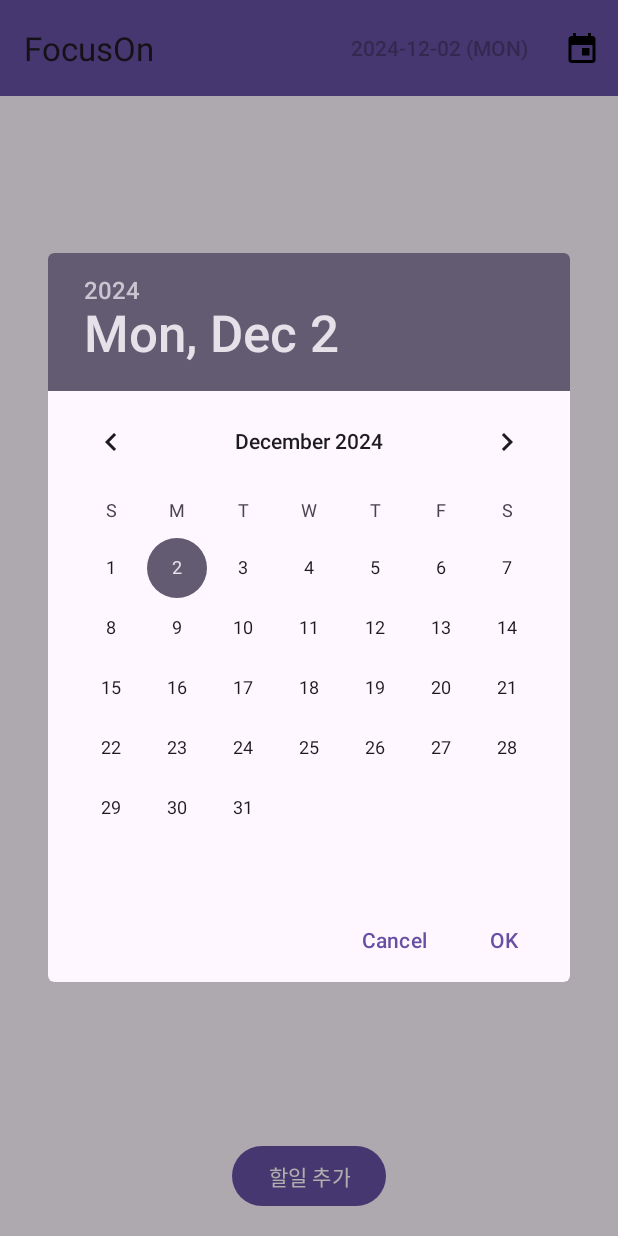
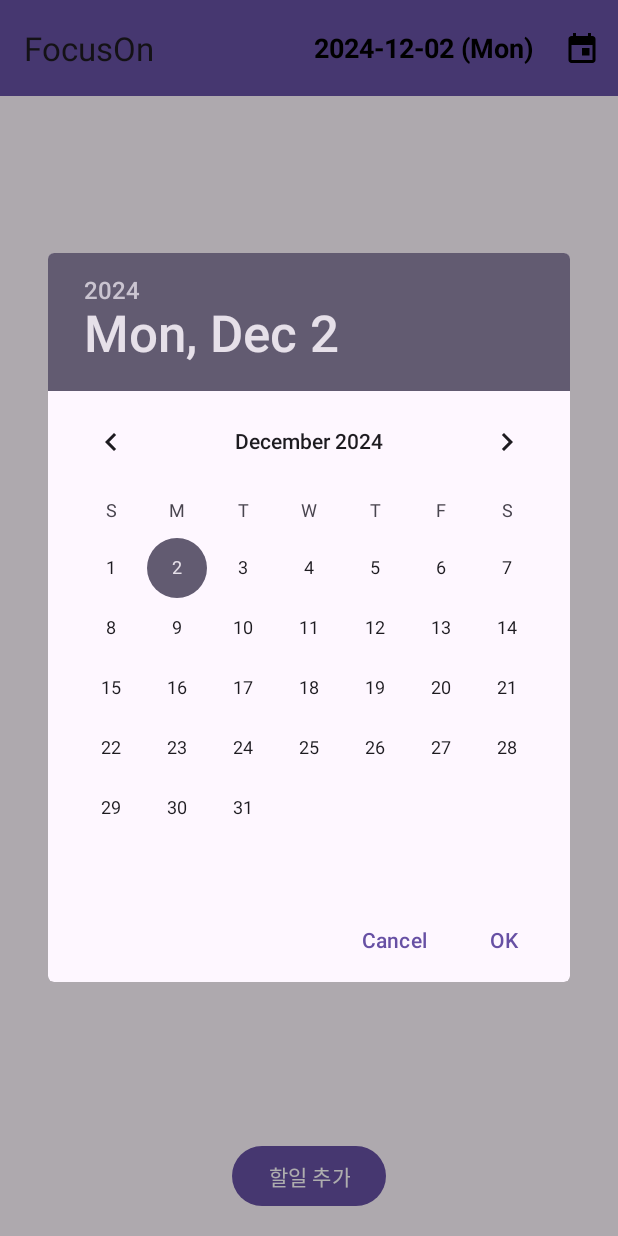
Before and after one commit to HUMBLE25/FocusOn, an Android app: the screen it shows after launch (MainActivity), after a tap on "Calendar", on a phone screen of 412 x 824 dp. Run offline under Robolectric (Android 15) with nearby library versions, the phone set to English and light mode, and no system bars.

Commit message:
feat: Add custom view to menu_today_date and update its style

```diff
--- a/app/src/main/java/com/example/focuson/DBHelper.java
+++ b/app/src/main/java/com/example/focuson/DBHelper.java
@@ -150,12 +150,11 @@ public class DBHelper extends SQLiteOpenHelper {
         String query = "SELECT id, title, importance, obligation, deadline, desire, ischecked, whenchecked, " +
                 "(importance * 0.8 + desire * 0.5 + obligation * 0.9) AS weighted_priority " +
                 "FROM " + TABLE_TASK + " " +
-//                "WHERE deadline = ? " + // 특정 날짜의 할 일을 조회
-                "WHERE deadline BETWEEN date(?) AND date(?, '+1 day') " + // 선택된 날짜와 +1일까지 조회
+                "WHERE date(deadline) BETWEEN date(?) AND date(?, '+1 day') " + // 날짜만 비교하도록 수정
                 "ORDER BY ischecked ASC, " + // 완료된 항목을 뒤로
                 "weighted_priority DESC, " +
                 "whenchecked ASC;";
-        Cursor cursor = db.rawQuery(query, new String[]{date});
+        Cursor cursor = db.rawQuery(query, new String[]{date,date}); // 두 날짜를 동일하게 전달
 
         int priority = 1;
         if (cursor.moveToFirst()) {
--- a/app/src/main/java/com/example/focuson/MainActivity.java
+++ b/app/src/main/java/com/example/focuson/MainActivity.java
@@ -8,6 +8,7 @@ import android.view.Menu;
 import android.view.MenuItem;
 import android.view.View;
 import android.widget.Button;
+import android.widget.TextView;
 import android.widget.Toast;
 
 import androidx.activity.result.ActivityResultLauncher;
@@ -59,17 +60,9 @@ public class MainActivity extends AppCompatActivity {
         setSupportActionBar(toolbar);
 
         loadTasksByDate(getFormattedDate(selectedDate)); // 오늘 날짜의 할 일 불러오기
-//        loadTasksFromDB(); // DB에서 할 일 목록 불러오기
-//        setTaskAdapter(); // TaskAdapter 설정, 할일 목록 출력.
 
         // 'Add Task' 버튼 클릭 시 AddTaskTitleActivity로 이동
-        addTaskButton.setOnClickListener(new View.OnClickListener() {
-            @Override
-            public void onClick(View v) {
-                Intent intent = new Intent(MainActivity.this, AddTaskTitleActivity.class);
-                startActivity(intent);
-            }
-        });
+        addTaskButton.setOnClickListener(new AddTaskClickListener());
 
         // "수정" 후 결과 처리
         editTaskLauncher = registerForActivityResult(
@@ -104,8 +97,7 @@ public class MainActivity extends AppCompatActivity {
             Task newTask = new Task(0, taskTitle, importance, obligation, deadline, desire, false, null,0);
             dbHelper.insertTask(newTask); // DB에 새로운 Task 저장
 
-            loadTasksFromDB(); // DB에서 다시 할 일 목록 불러오기
-            setTaskAdapter(); // UI 업데이트
+            loadTasksByDate(getFormattedDate(selectedDate));
             Toast.makeText(this, "할 일이 추가되었습니다.", Toast.LENGTH_SHORT).show();
         }
     }
@@ -114,11 +106,16 @@ public class MainActivity extends AppCompatActivity {
     public boolean onCreateOptionsMenu(Menu menu) {
         getMenuInflater().inflate(R.menu.main_menu, menu);
 
-        // 오늘 날짜 표시
-        MenuItem todayDateItem = menu.findItem(R.id.menu_today_date);
-        String todayDate = new SimpleDateFormat("yyyy-MM-dd (EEE)", Locale.getDefault())
-                .format(selectedDate.getTime());
-        todayDateItem.setTitle(todayDate);
+        MenuItem todayDateItem = menu.findItem(R.id.menu_today_date); // 오늘 날짜 표기
+        View actionView = todayDateItem.getActionView(); // 커스텀 메뉴 항목을 가져오기
+        if (actionView != null) {
+            TextView todayDateText = actionView.findViewById(R.id.custom_today_date);
+            String todayDate = new SimpleDateFormat("yyyy-MM-dd (EEE)", Locale.getDefault())
+                    .format(selectedDate.getTime());
+            todayDateText.setText(todayDate); // 날짜 설정
+        }else {
+            Log.e("MenuItem", "Action view is null for menu_today_date");
+        }
 
         return true;
     }
@@ -175,7 +172,6 @@ public class MainActivity extends AppCompatActivity {
     public void loadTasksFromDB() {
         // DB에서 모든 할 일 불러오기
         taskList = dbHelper.getTasksWithPriority();
-//        taskList = dbHelper.getTasksByDate(getFormattedDate(selectedDate));         // 선택된 날짜로부터 할 일을 불러온다.
         if (taskList == null) {
 
             taskList = new ArrayList<>();
@@ -186,4 +182,13 @@ public class MainActivity extends AppCompatActivity {
         taskAdapter = new TaskAdapter(this, taskList);
         taskRecyclerView.setAdapter(taskAdapter);
     }
+
+    private class AddTaskClickListener implements View.OnClickListener{
+        @Override
+        public void onClick(View v) {
+            Intent intent = new Intent(MainActivity.this, AddTaskTitleActivity.class);
+            startActivity(intent);
+        }
+    }
+
 }
--- /dev/null
+++ b/app/src/main/res/layout/menu_today_date.xml
@@ -0,0 +1,11 @@
+<?xml version="1.0" encoding="utf-8"?>
+<TextView
+    xmlns:android="http://schemas.android.com/apk/res/android"
+    android:id="@+id/custom_today_date"
+    android:layout_width="wrap_content"
+    android:layout_height="wrap_content"
+    android:text="Today"
+    android:textSize="18sp"
+    android:textColor="@color/black"
+    android:textStyle="bold"
+    android:padding="8dp" />
--- a/app/src/main/res/menu/main_menu.xml
+++ b/app/src/main/res/menu/main_menu.xml
@@ -5,6 +5,7 @@
     <!-- 오늘 날짜 표시 -->
     <item
         android:id="@+id/menu_today_date"
+        app:actionLayout="@layout/menu_today_date"
         android:title="Today"
         android:enabled="false"
         app:showAsAction="always" />
```
